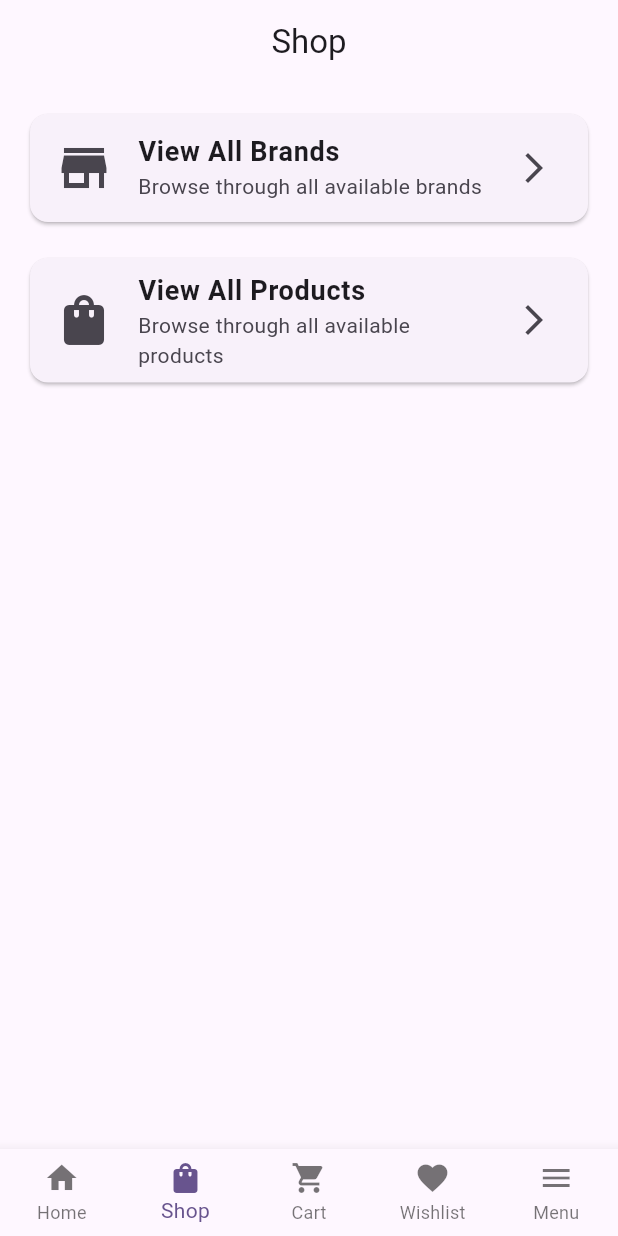
After one commit to karimfady/Software-Engineering-Project, a Flutter app: the HomePage screen opened directly, item 2 of the bottom bar chosen, after a tap on "View All Brands", on a phone screen of 412 x 824 dp. The commit adds this screen. Run offline on Flutter 3.47's test engine with Material 3 defaults, Android fonts, the phone set to English and light mode, and no system bars.

Commit message:
Added menu, shop, cart, wishlist and home buttons
Note: Each window is missing some functionalities.

```diff
--- a/outfitlyapp/lib/home_page_user.dart
+++ b/outfitlyapp/lib/home_page_user.dart
@@ -1,4 +1,8 @@
 import 'package:flutter/material.dart';
+import 'shop_page_user.dart';
+import 'shopping_cart_user.dart';
+import 'wishlist_page_user.dart';
+import 'menu_page_user.dart';
 
 class HomePage extends StatefulWidget {
   const HomePage({Key? key}) : super(key: key);
@@ -9,12 +13,70 @@ class HomePage extends StatefulWidget {
 
 class _HomePageState extends State<HomePage> {
   int _selectedIndex = 0;
+  final PageController _pageController = PageController();
 
   void _onItemTapped(int index) {
     setState(() {
       _selectedIndex = index;
+      _pageController.animateToPage(
+        index,
+        duration: const Duration(milliseconds: 300),
+        curve: Curves.easeInOut,
+      );
     });
   }
+
+  @override
+  void dispose() {
+    _pageController.dispose();
+    super.dispose();
+  }
+
+  @override
+  Widget build(BuildContext context) {
+    return Scaffold(
+      body: PageView(
+        controller: _pageController,
+        onPageChanged: (index) {
+          setState(() {
+            _selectedIndex = index;
+          });
+        },
+        children: const [
+          HomeContent(),
+          ShopPage(),
+          CartPage(),
+          WishlistPage(),
+          MenuPage(),
+        ],
+      ),
+      bottomNavigationBar: BottomNavigationBar(
+        type: BottomNavigationBarType.fixed,
+        items: const [
+          BottomNavigationBarItem(icon: Icon(Icons.home), label: 'Home'),
+          BottomNavigationBarItem(
+            icon: Icon(Icons.shopping_bag),
+            label: 'Shop',
+          ),
+          BottomNavigationBarItem(
+            icon: Icon(Icons.shopping_cart),
+            label: 'Cart',
+          ),
+          BottomNavigationBarItem(
+            icon: Icon(Icons.favorite),
+            label: 'Wishlist',
+          ),
+          BottomNavigationBarItem(icon: Icon(Icons.menu), label: 'Menu'),
+        ],
+        currentIndex: _selectedIndex,
+        onTap: _onItemTapped,
+      ),
+    );
+  }
+}
+
+class HomeContent extends StatelessWidget {
+  const HomeContent({Key? key}) : super(key: key);
 
   @override
   Widget build(BuildContext context) {
@@ -146,27 +208,6 @@ class _HomePageState extends State<HomePage> {
           ),
         ),
       ),
-      bottomNavigationBar: BottomNavigationBar(
-        type: BottomNavigationBarType.fixed,
-        items: const [
-          BottomNavigationBarItem(icon: Icon(Icons.home), label: 'Home'),
-          BottomNavigationBarItem(
-            icon: Icon(Icons.shopping_bag),
-            label: 'Shop',
-          ),
-          BottomNavigationBarItem(
-            icon: Icon(Icons.shopping_cart),
-            label: 'Cart',
-          ),
-          BottomNavigationBarItem(
-            icon: Icon(Icons.favorite),
-            label: 'Wishlist',
-          ),
-          BottomNavigationBarItem(icon: Icon(Icons.menu), label: 'Menu'),
-        ],
-        currentIndex: _selectedIndex,
-        onTap: _onItemTapped,
-      ),
     );
   }
 }
--- /dev/null
+++ b/outfitlyapp/lib/menu_page_user.dart
@@ -0,0 +1,102 @@
+import 'package:flutter/material.dart';
+
+class MenuPage extends StatelessWidget {
+  const MenuPage({Key? key}) : super(key: key);
+
+  @override
+  Widget build(BuildContext context) {
+    return Scaffold(
+      appBar: AppBar(title: const Text('Menu'), centerTitle: true),
+      body: ListView(
+        padding: const EdgeInsets.all(16.0),
+        children: [
+          // My Account Section
+          const Text(
+            'My Account',
+            style: TextStyle(fontSize: 20, fontWeight: FontWeight.bold),
+          ),
+          const SizedBox(height: 8),
+          Card(
+            child: Column(
+              children: [
+                ListTile(
+                  leading: const Icon(Icons.person),
+                  title: const Text('Profile'),
+                  trailing: const Icon(Icons.arrow_forward_ios),
+                  onTap: () {
+                    // Navigate to profile page
+                  },
+                ),
+                const Divider(),
+                ListTile(
+                  leading: const Icon(Icons.shopping_bag),
+                  title: const Text('My Orders'),
+                  trailing: const Icon(Icons.arrow_forward_ios),
+                  onTap: () {
+                    // Navigate to orders page
+                  },
+                ),
+              ],
+            ),
+          ),
+          const SizedBox(height: 24),
+
+          // Support Section
+          const Text(
+            'Support',
+            style: TextStyle(fontSize: 20, fontWeight: FontWeight.bold),
+          ),
+          const SizedBox(height: 8),
+          Card(
+            child: Column(
+              children: [
+                ListTile(
+                  leading: const Icon(Icons.help),
+                  title: const Text('Contact Us'),
+                  trailing: const Icon(Icons.arrow_forward_ios),
+                  onTap: () {
+                    // Navigate to contact page
+                  },
+                ),
+                const Divider(),
+                ListTile(
+                  leading: const Icon(Icons.info),
+                  title: const Text('About Us'),
+                  trailing: const Icon(Icons.arrow_forward_ios),
+                  onTap: () {
+                    // Navigate to about page
+                  },
+                ),
+                const Divider(),
+                ListTile(
+                  leading: const Icon(Icons.privacy_tip),
+                  title: const Text('Privacy Policy'),
+                  trailing: const Icon(Icons.arrow_forward_ios),
+                  onTap: () {
+                    // Navigate to privacy policy page
+                  },
+                ),
+              ],
+            ),
+          ),
+          const SizedBox(height: 24),
+
+          // Logout Button
+          SizedBox(
+            width: double.infinity,
+            child: ElevatedButton(
+              onPressed: () {
+                // Implement logout logic
+              },
+              style: ElevatedButton.styleFrom(
+                padding: const EdgeInsets.symmetric(vertical: 16),
+                backgroundColor: Colors.red,
+              ),
+              child: const Text('Logout', style: TextStyle(fontSize: 16)),
+            ),
+          ),
+        ],
+      ),
+    );
+  }
+}
--- /dev/null
+++ b/outfitlyapp/lib/shop_page_user.dart
@@ -0,0 +1,51 @@
+import 'package:flutter/material.dart';
+
+class ShopPage extends StatelessWidget {
+  const ShopPage({Key? key}) : super(key: key);
+
+  @override
+  Widget build(BuildContext context) {
+    return Scaffold(
+      appBar: AppBar(title: const Text('Shop'), centerTitle: true),
+      body: Padding(
+        padding: const EdgeInsets.all(16.0),
+        child: Column(
+          crossAxisAlignment: CrossAxisAlignment.stretch,
+          children: [
+            // View All Brands Option
+            Card(
+              child: ListTile(
+                leading: const Icon(Icons.store, size: 40),
+                title: const Text(
+                  'View All Brands',
+                  style: TextStyle(fontSize: 18, fontWeight: FontWeight.bold),
+                ),
+                subtitle: const Text('Browse through all available brands'),
+                trailing: const Icon(Icons.arrow_forward_ios),
+                onTap: () {
+                  // Navigate to all brands page
+                },
+              ),
+            ),
+            const SizedBox(height: 16),
+            // View All Products Option
+            Card(
+              child: ListTile(
+                leading: const Icon(Icons.shopping_bag, size: 40),
+                title: const Text(
+                  'View All Products',
+                  style: TextStyle(fontSize: 18, fontWeight: FontWeight.bold),
+                ),
+                subtitle: const Text('Browse through all available products'),
+                trailing: const Icon(Icons.arrow_forward_ios),
+                onTap: () {
+                  // Navigate to all products page
+                },
+              ),
+            ),
+          ],
+        ),
+      ),
+    );
+  }
+}
--- /dev/null
+++ b/outfitlyapp/lib/shopping_cart_user.dart
@@ -0,0 +1,110 @@
+import 'package:flutter/material.dart';
+
+class CartPage extends StatelessWidget {
+  const CartPage({Key? key}) : super(key: key);
+
+  @override
+  Widget build(BuildContext context) {
+    return Scaffold(
+      appBar: AppBar(title: const Text('Cart'), centerTitle: true),
+      body: Column(
+        children: [
+          Expanded(
+            child: ListView.builder(
+              itemCount: 0, // Replace with actual cart items count
+              itemBuilder: (context, index) {
+                return Card(
+                  margin: const EdgeInsets.all(8.0),
+                  child: ListTile(
+                    leading: Container(
+                      width: 60,
+                      height: 60,
+                      decoration: BoxDecoration(
+                        color: Colors.grey[200],
+                        borderRadius: BorderRadius.circular(8),
+                      ),
+                      child: const Icon(Icons.image),
+                    ),
+                    title: const Text('Product Name'),
+                    subtitle: const Text('\$99.99'),
+                    trailing: Row(
+                      mainAxisSize: MainAxisSize.min,
+                      children: [
+                        IconButton(
+                          icon: const Icon(Icons.remove),
+                          onPressed: () {
+                            // Decrease quantity
+                          },
+                        ),
+                        const Text('1'),
+                        IconButton(
+                          icon: const Icon(Icons.add),
+                          onPressed: () {
+                            // Increase quantity
+                          },
+                        ),
+                      ],
+                    ),
+                  ),
+                );
+              },
+            ),
+          ),
+          Container(
+            padding: const EdgeInsets.all(16.0),
+            decoration: BoxDecoration(
+              color: Colors.white,
+              boxShadow: [
+                BoxShadow(
+                  color: Colors.grey.withOpacity(0.2),
+                  spreadRadius: 1,
+                  blurRadius: 5,
+                  offset: const Offset(0, -1),
+                ),
+              ],
+            ),
+            child: Column(
+              children: [
+                Row(
+                  mainAxisAlignment: MainAxisAlignment.spaceBetween,
+                  children: const [
+                    Text(
+                      'Total:',
+                      style: TextStyle(
+                        fontSize: 20,
+                        fontWeight: FontWeight.bold,
+                      ),
+                    ),
+                    Text(
+                      '\$0.00',
+                      style: TextStyle(
+                        fontSize: 20,
+                        fontWeight: FontWeight.bold,
+                      ),
+                    ),
+                  ],
+                ),
+                const SizedBox(height: 16),
+                SizedBox(
+                  width: double.infinity,
+                  child: ElevatedButton(
+                    onPressed: () {
+                      // Implement checkout logic
+                    },
+                    style: ElevatedButton.styleFrom(
+                      padding: const EdgeInsets.symmetric(vertical: 16),
+                    ),
+                    child: const Text(
+                      'Checkout',
+                      style: TextStyle(fontSize: 16),
+                    ),
+                  ),
+                ),
+              ],
+            ),
+          ),
+        ],
+      ),
+    );
+  }
+}
--- /dev/null
+++ b/outfitlyapp/lib/wishlist_page_user.dart
@@ -0,0 +1,79 @@
+import 'package:flutter/material.dart';
+
+class WishlistPage extends StatelessWidget {
+  const WishlistPage({Key? key}) : super(key: key);
+
+  @override
+  Widget build(BuildContext context) {
+    return Scaffold(
+      appBar: AppBar(title: const Text('Wishlist'), centerTitle: true),
+      body: GridView.builder(
+        padding: const EdgeInsets.all(16.0),
+        gridDelegate: const SliverGridDelegateWithFixedCrossAxisCount(
+          crossAxisCount: 2,
+          childAspectRatio: 0.75,
+          crossAxisSpacing: 10,
+          mainAxisSpacing: 10,
+        ),
+        itemCount: 0, // Replace with actual wishlist items count
+        itemBuilder: (context, index) {
+          return Card(
+            child: Column(
+              crossAxisAlignment: CrossAxisAlignment.start,
+              children: [
+                Stack(
+                  children: [
+                    Expanded(
+                      child: Container(
+                        decoration: BoxDecoration(
+                          color: Colors.grey[200],
+                          borderRadius: const BorderRadius.vertical(
+                            top: Radius.circular(4),
+                          ),
+                        ),
+                        child: const Center(child: Icon(Icons.image, size: 40)),
+                      ),
+                    ),
+                    Positioned(
+                      top: 8,
+                      right: 8,
+                      child: IconButton(
+                        icon: const Icon(Icons.favorite, color: Colors.red),
+                        onPressed: () {
+                          // Remove from wishlist
+                        },
+                      ),
+                    ),
+                  ],
+                ),
+                Padding(
+                  padding: const EdgeInsets.all(8.0),
+                  child: Column(
+                    crossAxisAlignment: CrossAxisAlignment.start,
+                    children: [
+                      Text(
+                        'Product ${index + 1}',
+                        style: const TextStyle(fontWeight: FontWeight.bold),
+                      ),
+                      const Text('\$99.99'),
+                      const SizedBox(height: 8),
+                      SizedBox(
+                        width: double.infinity,
+                        child: ElevatedButton(
+                          onPressed: () {
+                            // Add to cart
+                          },
+                          child: const Text('Add to Cart'),
+                        ),
+                      ),
+                    ],
+                  ),
+                ),
+              ],
+            ),
+          );
+        },
+      ),
+    );
+  }
+}
```
